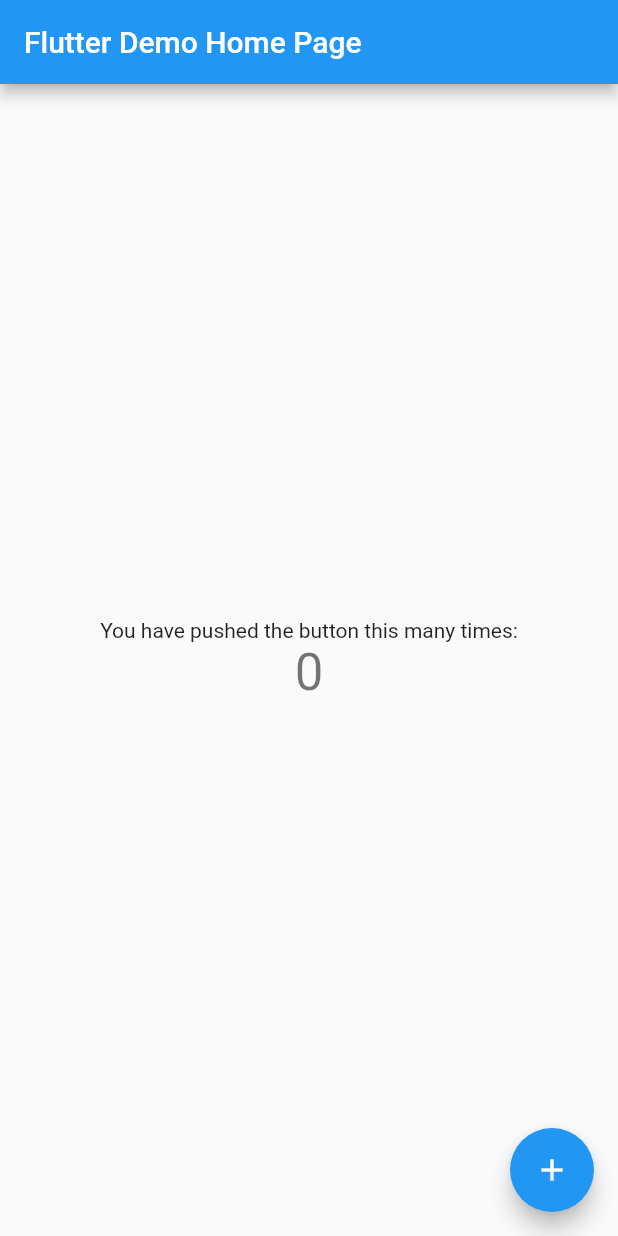
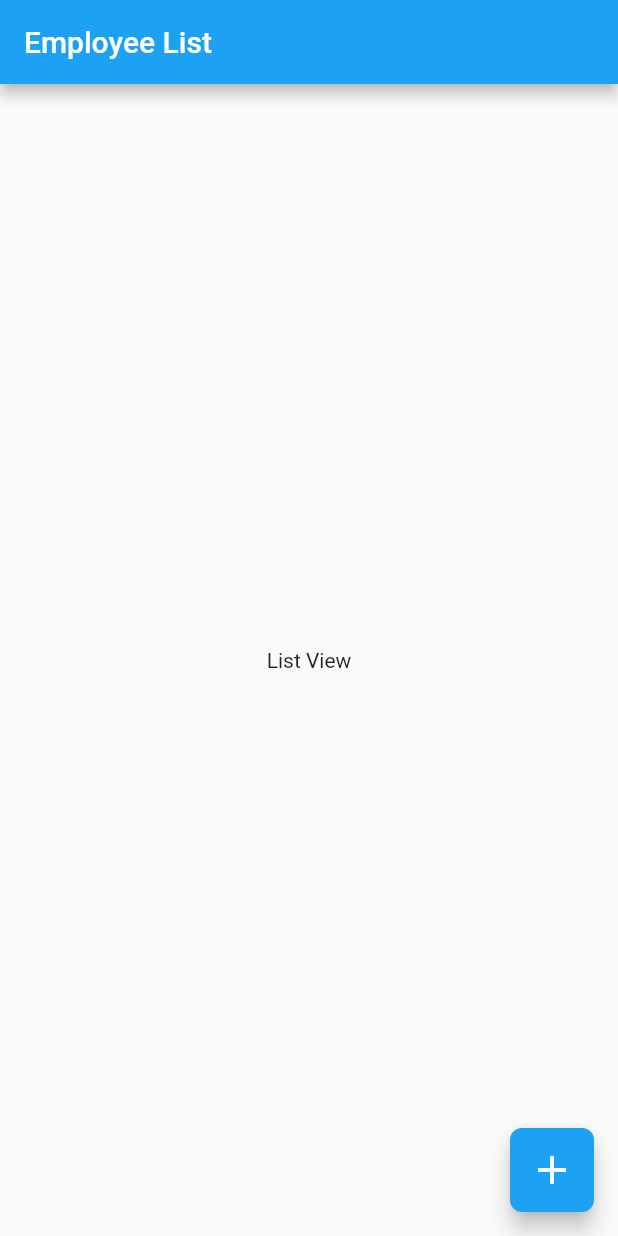
Before and after one commit to vaishak343/employee_tracker, a Flutter app: the screen it shows after launch, on a phone screen of 412 x 824 dp. Run offline on Flutter 3.47's test engine with Material 2 defaults, Android fonts, the phone set to English and light mode, and no system bars; our stand-ins replace bloc, equatable, go_router.

Commit message:
route config and colour scheme

```diff
--- a/lib/main.dart
+++ b/lib/main.dart
@@ -1,115 +1,57 @@
 import 'package:flutter/material.dart';
+import 'package:go_router/go_router.dart';
+import 'views/add_employee/add_employee.dart';
+import 'views/edit_employee/edit_employee.dart';
+import 'views/employee_list/employee_list.dart';
 
 void main() {
-  runApp(const MyApp());
+  runApp(const RootWidget());
 }
 
-class MyApp extends StatelessWidget {
-  const MyApp({super.key});
+class RootWidget extends StatefulWidget {
+  const RootWidget({super.key});
 
-  // This widget is the root of your application.
+  @override
+  State<RootWidget> createState() => _RootWidgetState();
+}
+
+class _RootWidgetState extends State<RootWidget> {
+  final _router = GoRouter(initialLocation: '/', routes: [
+    GoRoute(
+        path: '/',
+        builder: (context, state) => const EmployeeListView(),
+        routes: [
+          GoRoute(
+            path: 'add',
+            builder: (context, state) => const AddEmployeeView(),
+          ),
+          GoRoute(
+            path: 'edit',
+            builder: (context, state) => const EditEmployeeView(),
+          ),
+        ])
+  ]);
+
   @override
   Widget build(BuildContext context) {
-    return MaterialApp(
-      title: 'Flutter Demo',
+    return MaterialApp.router(
       theme: ThemeData(
-        // This is the theme of your application.
-        //
-        // Try running your application with "flutter run". You'll see the
-        // application has a blue toolbar. Then, without quitting the app, try
-        // changing the primarySwatch below to Colors.green and then invoke
-        // "hot reload" (press "r" in the console where you ran "flutter run",
-        // or simply save your changes to "hot reload" in a Flutter IDE).
-        // Notice that the counter didn't reset back to zero; the application
-        // is not restarted.
-        primarySwatch: Colors.blue,
+        useMaterial3: false,
+        colorScheme: const ColorScheme(
+          brightness: Brightness.light,
+          primary: Color(0xff1DA1F2),
+          onPrimary: Colors.white,
+          secondary: Color(0xff1DA1F2),
+          onSecondary: Colors.white,
+          error: Color(0xffF34642),
+          onError: Colors.white,
+          background: Color(0xffF2F2F2),
+          onBackground: Color(0xff1DA1F2),
+          surface: Colors.white,
+          onSurface: Colors.white,
+        ),
       ),
-      home: const MyHomePage(title: 'Flutter Demo Home Page'),
+      routerConfig: _router,
     );
   }
 }
-
-class MyHomePage extends StatefulWidget {
-  const MyHomePage({super.key, required this.title});
-
-  // This widget is the home page of your application. It is stateful, meaning
-  // that it has a State object (defined below) that contains fields that affect
-  // how it looks.
-
-  // This class is the configuration for the state. It holds the values (in this
-  // case the title) provided by the parent (in this case the App widget) and
-  // used by the build method of the State. Fields in a Widget subclass are
-  // always marked "final".
-
-  final String title;
-
-  @override
-  State<MyHomePage> createState() => _MyHomePageState();
-}
-
-class _MyHomePageState extends State<MyHomePage> {
-  int _counter = 0;
-
-  void _incrementCounter() {
-    setState(() {
-      // This call to setState tells the Flutter framework that something has
-      // changed in this State, which causes it to rerun the build method below
-      // so that the display can reflect the updated values. If we changed
-      // _counter without calling setState(), then the build method would not be
-      // called again, and so nothing would appear to happen.
-      _counter++;
-    });
-  }
-
-  @override
-  Widget build(BuildContext context) {
-    // This method is rerun every time setState is called, for instance as done
-    // by the _incrementCounter method above.
-    //
-    // The Flutter framework has been optimized to make rerunning build methods
-    // fast, so that you can just rebuild anything that needs updating rather
-    // than having to individually change instances of widgets.
-    return Scaffold(
-      appBar: AppBar(
-        // Here we take the value from the MyHomePage object that was created by
-        // the App.build method, and use it to set our appbar title.
-        title: Text(widget.title),
-      ),
-      body: Center(
-        // Center is a layout widget. It takes a single child and positions it
-        // in the middle of the parent.
-        child: Column(
-          // Column is also a layout widget. It takes a list of children and
-          // arranges them vertically. By default, it sizes itself to fit its
-          // children horizontally, and tries to be as tall as its parent.
-          //
-          // Invoke "debug painting" (press "p" in the console, choose the
-          // "Toggle Debug Paint" action from the Flutter Inspector in Android
-          // Studio, or the "Toggle Debug Paint" command in Visual Studio Code)
-          // to see the wireframe for each widget.
-          //
-          // Column has various properties to control how it sizes itself and
-          // how it positions its children. Here we use mainAxisAlignment to
-          // center the children vertically; the main axis here is the vertical
-          // axis because Columns are vertical (the cross axis would be
-          // horizontal).
-          mainAxisAlignment: MainAxisAlignment.center,
-          children: <Widget>[
-            const Text(
-              'You have pushed the button this many times:',
-            ),
-            Text(
-              '$_counter',
-              style: Theme.of(context).textTheme.headlineMedium,
-            ),
-          ],
-        ),
-      ),
-      floatingActionButton: FloatingActionButton(
-        onPressed: _incrementCounter,
-        tooltip: 'Increment',
-        child: const Icon(Icons.add),
-      ), // This trailing comma makes auto-formatting nicer for build methods.
-    );
-  }
-}
--- /dev/null
+++ b/lib/views/add_employee/add_employee.dart
@@ -0,0 +1,2 @@
+export 'add_employee_view.dart';
+export 'cubit/add_employee_cubit.dart';
--- /dev/null
+++ b/lib/views/add_employee/add_employee_view.dart
@@ -0,0 +1,14 @@
+import 'package:flutter/material.dart';
+
+class AddEmployeeView extends StatelessWidget {
+  const AddEmployeeView({super.key});
+
+  @override
+  Widget build(BuildContext context) {
+    return Scaffold(
+      body: Center(
+        child: Text("Add View"),
+      ),
+    );
+  }
+}
--- /dev/null
+++ b/lib/views/add_employee/cubit/add_employee_cubit.dart
@@ -0,0 +1,8 @@
+import 'package:bloc/bloc.dart';
+import 'package:equatable/equatable.dart';
+
+part 'add_employee_state.dart';
+
+class AddEmployeeCubit extends Cubit<AddEmployeeState> {
+  AddEmployeeCubit() : super(AddEmployeeInitial());
+}
--- /dev/null
+++ b/lib/views/add_employee/cubit/add_employee_state.dart
@@ -0,0 +1,10 @@
+part of 'add_employee_cubit.dart';
+
+abstract class AddEmployeeState extends Equatable {
+  const AddEmployeeState();
+
+  @override
+  List<Object> get props => [];
+}
+
+class AddEmployeeInitial extends AddEmployeeState {}
--- /dev/null
+++ b/lib/views/edit_employee/cubit/edit_employee_cubit.dart
@@ -0,0 +1,8 @@
+import 'package:bloc/bloc.dart';
+import 'package:equatable/equatable.dart';
+
+part 'edit_employee_state.dart';
+
+class EditEmployeeCubit extends Cubit<EditEmployeeState> {
+  EditEmployeeCubit() : super(EditEmployeeInitial());
+}
--- /dev/null
+++ b/lib/views/edit_employee/cubit/edit_employee_state.dart
@@ -0,0 +1,10 @@
+part of 'edit_employee_cubit.dart';
+
+abstract class EditEmployeeState extends Equatable {
+  const EditEmployeeState();
+
+  @override
+  List<Object> get props => [];
+}
+
+class EditEmployeeInitial extends EditEmployeeState {}
--- /dev/null
+++ b/lib/views/edit_employee/edit_employee.dart
@@ -0,0 +1,2 @@
+export 'cubit/edit_employee_cubit.dart';
+export 'edit_employee_view.dart';
--- /dev/null
+++ b/lib/views/employee_list/cubit/employee_list_cubit.dart
@@ -0,0 +1,8 @@
+import 'package:bloc/bloc.dart';
+import 'package:equatable/equatable.dart';
+
+part 'employee_list_state.dart';
+
+class EmployeeListCubit extends Cubit<EmployeeListState> {
+  EmployeeListCubit() : super(EmployeeListInitial());
+}
--- /dev/null
+++ b/lib/views/employee_list/cubit/employee_list_state.dart
@@ -0,0 +1,10 @@
+part of 'employee_list_cubit.dart';
+
+abstract class EmployeeListState extends Equatable {
+  const EmployeeListState();
+
+  @override
+  List<Object> get props => [];
+}
+
+class EmployeeListInitial extends EmployeeListState {}
--- /dev/null
+++ b/lib/views/employee_list/employee_list.dart
@@ -0,0 +1,2 @@
+export 'cubit/employee_list_cubit.dart';
+export 'employee_list_view.dart';
--- /dev/null
+++ b/lib/views/employee_list/employee_list_view.dart
@@ -0,0 +1,25 @@
+import 'package:flutter/material.dart';
+
+class EmployeeListView extends StatelessWidget {
+  const EmployeeListView({super.key});
+
+  @override
+  Widget build(BuildContext context) {
+    return Scaffold(
+      appBar: AppBar(
+        title: const Text("Employee List"),
+      ),
+      floatingActionButton: FloatingActionButton(
+        shape: RoundedRectangleBorder(borderRadius: BorderRadius.circular(8)),
+        onPressed: () {},
+        child: const Icon(
+          Icons.add,
+          size: 32,
+        ),
+      ),
+      body: const Center(
+        child: Text("List View"),
+      ),
+    );
+  }
+}
--- a/pubspec.yaml
+++ b/pubspec.yaml
@@ -35,6 +35,9 @@
   # The following adds the Cupertino Icons font to your application.
   # Use with the CupertinoIcons class for iOS style icons.
   cupertino_icons: ^1.0.2
+  flutter_bloc: ^8.1.2
+  equatable: ^2.0.5
+  go_router: ^6.5.6
 
 dev_dependencies:
   flutter_test:
```
Also changed, not shown: lib/views/edit_employee/edit_employee_view.dart (added, +12 -0 lines), 36 other files.
